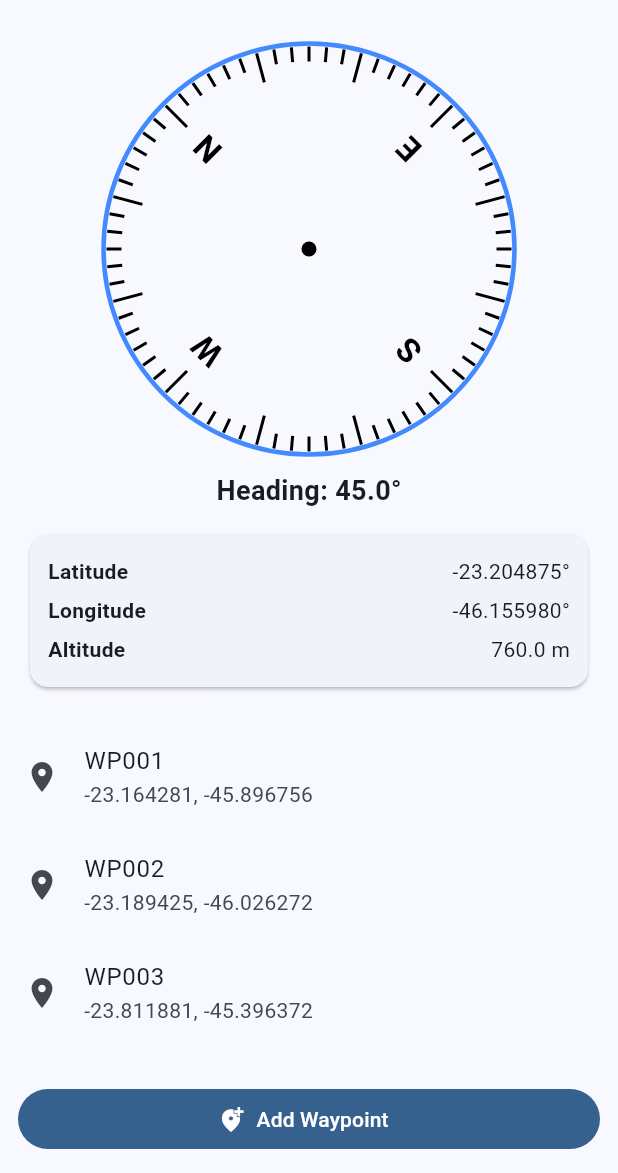
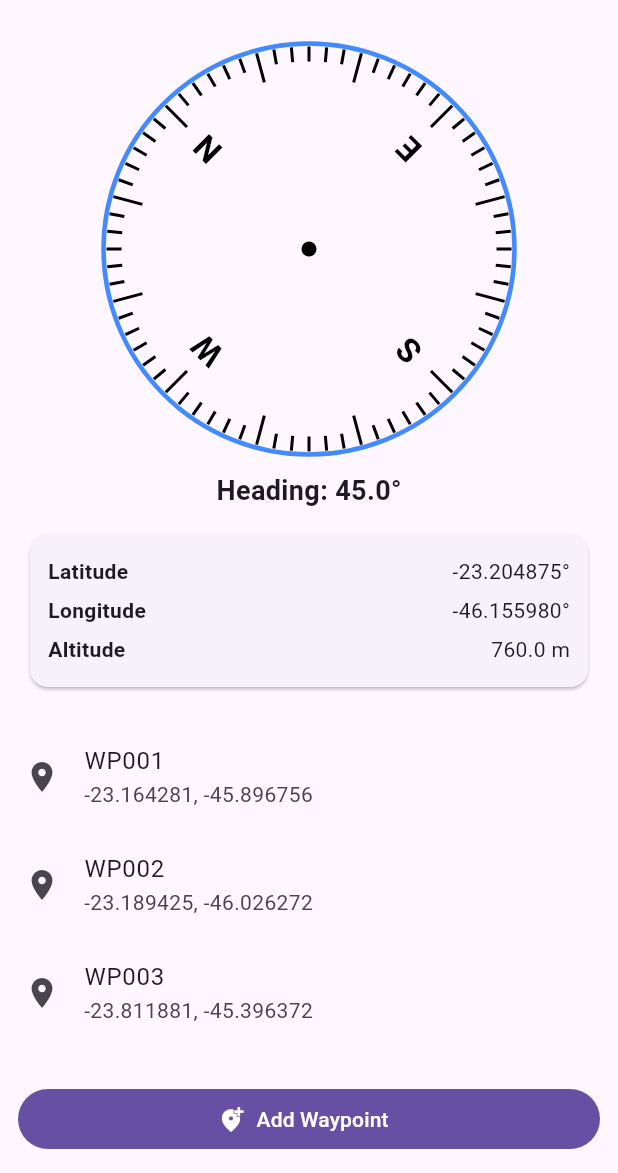
Before and after one commit to Isaacfelipe28/tutorial20-geolocation, a Flutter app: the screen it shows after launch, on a phone screen of 412 x 824 dp, the part 63-1236 px from its top. Run offline on Flutter 3.47's test engine with Material 3 defaults, Android fonts, the phone set to English and light mode, and no system bars.

Commit message:
Finalização de layout.Interface e funcionalidades fictícias -ADD Classe waypoint -ADD Widget Compass -ADD componentes da main

```diff
--- a/lib/main.dart
+++ b/lib/main.dart
@@ -1,26 +1,21 @@
 import 'package:flutter/material.dart';
-
 import 'models/waypoint.dart';
 import 'widgets/compass.dart';
 
 void main() {
-  runApp(const KGpsLocatorApp());
+  runApp(const MyApp());
 }
 
-class KGpsLocatorApp extends StatelessWidget {
-  const KGpsLocatorApp({super.key});
+class MyApp extends StatelessWidget {
+  const MyApp({super.key});
 
   @override
   Widget build(BuildContext context) {
     return MaterialApp(
       debugShowCheckedModeBanner: false,
       title: 'kGPS-Locator',
-      theme: ThemeData(
-        colorScheme: ColorScheme.fromSeed(seedColor: Colors.blue),
-        useMaterial3: true,
-      ),
       home: const HomePage(),
-    ); // MaterialApp
+    );
   }
 }
 
@@ -119,6 +114,7 @@ class _HomePageState extends State<HomePage> {
           ],
         ), // Column
       ), // SafeArea
+
       floatingActionButton: navegandoPara != null
           ? FloatingActionButton.extended(
               onPressed: pararNavegacao,
@@ -126,6 +122,7 @@ class _HomePageState extends State<HomePage> {
               label: const Text('STOP'),
             ) // FloatingActionButton.extended
           : null,
+
       bottomNavigationBar: Padding(
         padding: const EdgeInsets.all(12),
         child: FilledButton.icon(
@@ -175,12 +172,16 @@ class _HomePageState extends State<HomePage> {
               'NAVEGANDO PARA',
               style: TextStyle(fontWeight: FontWeight.bold),
             ), // Text
+
             const SizedBox(height: 4),
+
             Text(
               navegandoPara!.nome,
               style: const TextStyle(fontSize: 20),
             ),
+
             const SizedBox(height: 4),
+
             const Text('Azimute: --°   Distância: -- m'),
           ],
         ), // Column
@@ -197,21 +198,25 @@ class _HomePageState extends State<HomePage> {
         return Dismissible(
           key: ValueKey(waypoint.nome),
           direction: DismissDirection.endToStart,
+
           background: Container(
             alignment: Alignment.centerRight,
             padding: const EdgeInsets.only(right: 20),
             child: const Icon(Icons.delete, size: 30),
           ), // Container
+
           onDismissed: (_) {
             excluirWaypoint(waypoint);
           },
+
           child: ListTile(
             leading: const Icon(Icons.location_on),
             title: Text(waypoint.nome),
             subtitle: Text(
               '${waypoint.latitude.toStringAsFixed(6)}, '
               '${waypoint.longitude.toStringAsFixed(6)}',
-            ),
+            ), // Text
+
             onLongPress: () {
               navegarPara(waypoint);
             },
```
